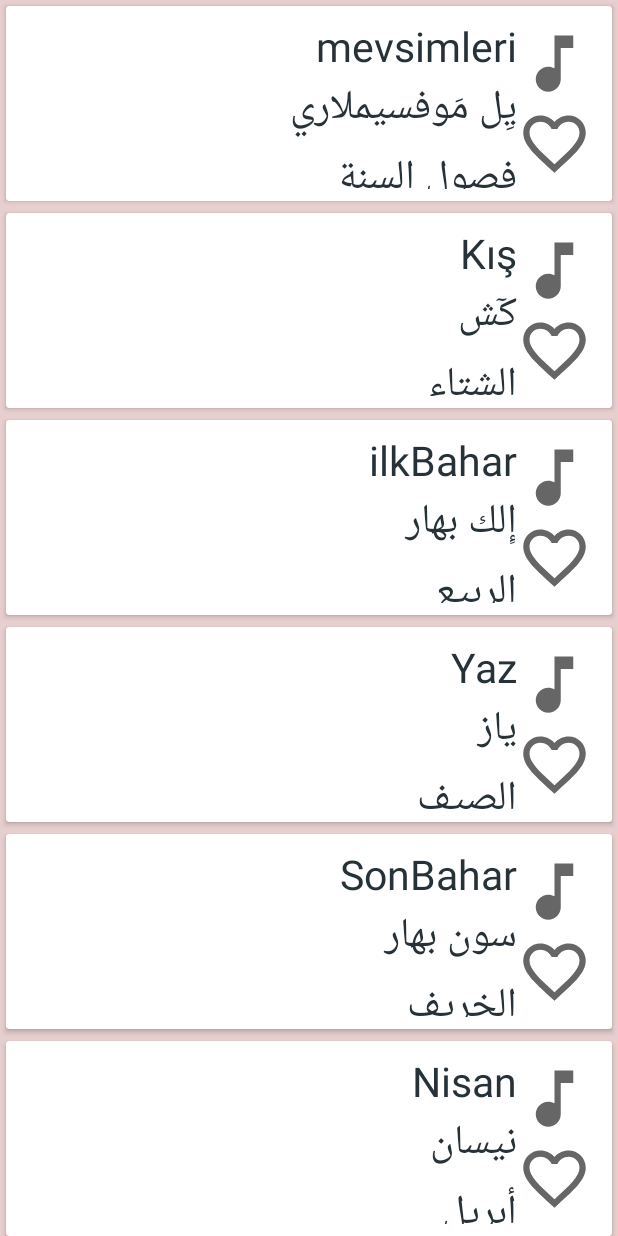
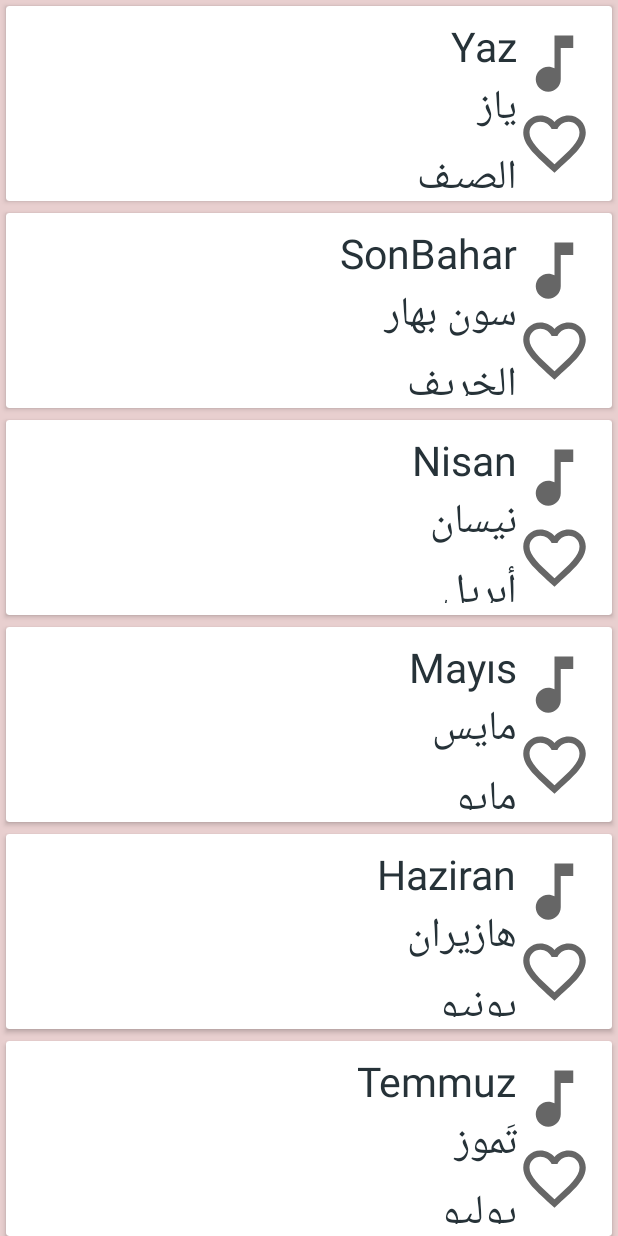
Before and after one commit to dhari98/grid-and-search-and-favo, an Android app: the MainActivity4 screen opened directly, with no data from a screen before it, after a tap on "imageViweSound", on a phone screen of 412 x 824 dp. Run offline under Robolectric (Android 15) with nearby library versions, the phone set to English and light mode, and no system bars; our stand-ins replace Room's generated code.

Commit message:
Final Commit

```diff
--- a/app/src/main/java/com/example/mybestapp/Adapter4.kt
+++ b/app/src/main/java/com/example/mybestapp/Adapter4.kt
@@ -11,6 +11,8 @@ import androidx.recyclerview.widget.RecyclerView
 import kotlinx.android.synthetic.main.example_item4.view.*
 
 class ExampleAdapter4(private val exampleList3: ArrayList<Example4>): RecyclerView.Adapter<ExampleAdapter4.ExampleViewHolder> () {
+
+
 
     override fun onCreateViewHolder(parent: ViewGroup, viewType: Int): ExampleViewHolder {
 
@@ -30,12 +32,35 @@ class ExampleAdapter4(private val exampleList3: ArrayList<Example4>): RecyclerVi
         holder.textView2.text = currentItemExample3.text2
         holder.textView3.text = currentItemExample3.text3
 
-        holder.my_data3 = currentItemExample3
+        holder.my_data4 = currentItemExample3
+
+
+
+
+
+
+        holder.imageView2.setOnClickListener {
+
+
+            val dataBaseDao = FavoriteDatabase.getInstance(holder.itemView.context)?.favoriteDao()
+            val item = dataBaseDao?.getItem(exampleList3[position].id)
+            if (item == null) {
+                dataBaseDao?.addData(exampleList3[position].copy(isFavorite = true))
+                holder.imageView2.setImageResource(R.drawable.like)
+            } else {
+                dataBaseDao.delete(item.copy(isFavorite = !item.isFavorite))
+                holder.imageView2.setImageResource(R.drawable.unlike)
+            }
+
+
+
+        }
+
     }
 
     override fun getItemCount() = exampleList3.size
 
-    class ExampleViewHolder(itemView3: View, var my_data3: Example4? = null) :
+    class ExampleViewHolder(itemView3: View, var my_data4: Example4? = null) :
         RecyclerView.ViewHolder(itemView3) {
         //  val imageView1: ImageView = itemView.imageViewWorld
 
@@ -51,44 +76,45 @@ class ExampleAdapter4(private val exampleList3: ArrayList<Example4>): RecyclerVi
         val imageView3: ImageView = itemView.imageViewSound
         init {
             imageView3.setOnClickListener {
-                if (position == 0) {
+
+
+
+                //            if (position == 9) {
+                //                    val mediaPlayer: MediaPlayer? = MediaPlayer.create(it.context, R.raw.abdwap)
+                //                    mediaPlayer?.start()
+                //                }
+
+
+
+
+
+
+                if (my_data4?.id == 3) {
+                    val mediaPlayer: MediaPlayer? = MediaPlayer.create(it.context, R.raw.sokak)
+                    mediaPlayer?.start()
+                }
+                if (my_data4?.id == 4) {
+                    val mediaPlayer: MediaPlayer? = MediaPlayer.create(it.context, R.raw.sehir)
+                    mediaPlayer?.start()
+                }
+                if (my_data4?.id == 5) {
+                    val mediaPlayer: MediaPlayer? = MediaPlayer.create(it.context, R.raw.okul)
+                    mediaPlayer?.start()
+                }
+                if (my_data4?.id == 6) {
                     val mediaPlayer: MediaPlayer? = MediaPlayer.create(it.context, R.raw.abdwap)
                     mediaPlayer?.start()
                 }
-                if (position == 1) {
-                    val mediaPlayer: MediaPlayer? = MediaPlayer.create(it.context, R.raw.abdwap)
+                if (my_data4?.id == 7) {
+                    val mediaPlayer: MediaPlayer? = MediaPlayer.create(it.context, R.raw.turuncu)
                     mediaPlayer?.start()
                 }
-                if (position == 2) {
-                    val mediaPlayer: MediaPlayer? = MediaPlayer.create(it.context, R.raw.abdwap)
+                if (my_data4?.id ==8) {
+                    val mediaPlayer: MediaPlayer? = MediaPlayer.create(it.context, R.raw.sehir)
                     mediaPlayer?.start()
                 }
-                if (position == 3) {
-                    val mediaPlayer: MediaPlayer? = MediaPlayer.create(it.context, R.raw.abdwap)
-                    mediaPlayer?.start()
-                }
-                if (position == 4) {
-                    val mediaPlayer: MediaPlayer? = MediaPlayer.create(it.context, R.raw.abdwap)
-                    mediaPlayer?.start()
-                }
-                if (position == 5) {
-                    val mediaPlayer: MediaPlayer? = MediaPlayer.create(it.context, R.raw.abdwap)
-                    mediaPlayer?.start()
-                }
-                if (position == 6) {
-                    val mediaPlayer: MediaPlayer? = MediaPlayer.create(it.context, R.raw.abdwap)
-                    mediaPlayer?.start()
-                }
-                if (position == 7) {
-                    val mediaPlayer: MediaPlayer? = MediaPlayer.create(it.context, R.raw.abdwap)
-                    mediaPlayer?.start()
-                }
-                if (position == 8) {
-                    val mediaPlayer: MediaPlayer? = MediaPlayer.create(it.context, R.raw.abdwap)
-                    mediaPlayer?.start()
-                }
-                if (position == 9) {
-                    val mediaPlayer: MediaPlayer? = MediaPlayer.create(it.context, R.raw.abdwap)
+                if (my_data4?.id == 9) {
+                    val mediaPlayer: MediaPlayer? = MediaPlayer.create(it.context, R.raw.okul)
                     mediaPlayer?.start()
                 }
 
--- a/app/src/main/java/com/example/mybestapp/Example4.kt
+++ b/app/src/main/java/com/example/mybestapp/Example4.kt
@@ -24,7 +24,7 @@ data class Example4(
     @PrimaryKey
     val id: Int = -1,
 
-    @ColumnInfo val isFavorite: Boolean = true
+    @ColumnInfo val isFavorite: Boolean = false
 
 // @ColumnInfo val isFavorite: Boolean = false
 )
--- a/app/src/main/java/com/example/mybestapp/FavoActivity.kt
+++ b/app/src/main/java/com/example/mybestapp/FavoActivity.kt
@@ -14,7 +14,7 @@ class FavoActivity : AppCompatActivity() {
         val favDao = FavoriteDatabase.getInstance(this)?.favoriteDao()
         val fav = favDao?.getAllFavorites() ?: listOf()
         val rv = findViewById<RecyclerView>(R.id.rec)
-        rv.setHasFixedSize(true)
+        rv.setHasFixedSize(false)
         rv.layoutManager = LinearLayoutManager(this)
         val adapter = FavoriteAdapter(fav)
         rv.adapter = adapter
--- a/app/src/main/java/com/example/mybestapp/FavoriteDao.kt
+++ b/app/src/main/java/com/example/mybestapp/FavoriteDao.kt
@@ -6,6 +6,7 @@ import androidx.room.Delete
 import androidx.room.Insert
 import androidx.room.OnConflictStrategy.REPLACE
 import androidx.room.Query
+
 
 @Dao
 interface FavoriteDao {
@@ -21,11 +22,6 @@ interface FavoriteDao {
     @Query("SELECT * FROM Example4 WHERE id = :id")
     fun getItem(id: Int): Example4?
 
-/*
-    @Query("SELECT * FROM Example4 WHERE id = :id")
-    fun raw(id: Int): MediaPlayer?
-
- */
 
 
     @Delete
--- a/app/src/main/java/com/example/mybestapp/MainActivity4.kt
+++ b/app/src/main/java/com/example/mybestapp/MainActivity4.kt
@@ -1,11 +1,14 @@
 package com.example.mybestapp
 
+import android.content.Intent
 import android.os.Bundle
+import android.widget.Button
 import androidx.appcompat.app.AppCompatActivity
 import androidx.recyclerview.widget.LinearLayoutManager
 import kotlinx.android.synthetic.main.activity_main4.*
 
 class MainActivity4 : AppCompatActivity() {
+    private var imageViewLike: Button? =  null
 
 
     override fun onCreate(savedInstanceState: Bundle?) {
@@ -18,20 +21,23 @@ class MainActivity4 : AppCompatActivity() {
 
         val users4 = ArrayList<Example4> ()
 
-        users4.add(Example4(R.drawable.unlike,R.drawable.music,"       mevsimleri","يِل مَوفسيملاري       ","فصول السنة         "))
-        users4.add(Example4(R.drawable.unlike,R.drawable.music,"                Kış","كٓش                ","الشتاء               "))
-        users4.add(Example4(R.drawable.unlike,R.drawable.music,"             ilkBahar","إِلك بهار             ","الربيع              "))
-        users4.add(Example4(R.drawable.unlike,R.drawable.music,"                Yaz","ياز                 ","الصيف              "))
-        users4.add(Example4(R.drawable.unlike,R.drawable.music,"          SonBahar","سون بهار           ","الخريف             "))
+        /*
+        users4.add(Example4(R.drawable.unlike,R.drawable.music,"       mevsimleri","يِل مَوفسيملاري       ","فصول السنة         ",0))
+        users4.add(Example4(R.drawable.unlike,R.drawable.music,"                Kış","كٓش                ","الشتاء               ",1))
+        users4.add(Example4(R.drawable.unlike,R.drawable.music,"             ilkBahar","إِلك بهار             ","الربيع              ",2))
+
+         */
+        users4.add(Example4(R.drawable.unlike,R.drawable.music,"                Yaz","ياز                 ","الصيف              ",3))
+        users4.add(Example4(R.drawable.unlike,R.drawable.music,"          SonBahar","سون بهار           ","الخريف             ",4))
 
 
-        users4.add(Example4(R.drawable.unlike,R.drawable.music,"             Nisan","نيسان              ","أبريل              "))
-        users4.add(Example4(R.drawable.unlike,R.drawable.music,"             Mayıs","مايس              ","مايو               "))
-        users4.add(Example4(R.drawable.unlike,R.drawable.music,"           Haziran","هازيران            ","يونيو             "))
-        users4.add(Example4(R.drawable.unlike,R.drawable.music,"           Temmuz","تَموز               ","يوليو              "))
-        users4.add(Example4(R.drawable.unlike,R.drawable.music,"           Ağustos","ٱوستس            ","أغسطس            "))
-        users4.add(Example4(R.drawable.unlike,R.drawable.music,"             Eylül","أيلول             ","سبتمبر           "))
-        users4.add(Example4(R.drawable.unlike,R.drawable.music,"              Ekim","أكيم               ","أكتوبر             "))
+        users4.add(Example4(R.drawable.unlike,R.drawable.music,"             Nisan","نيسان              ","أبريل              ",5))
+        users4.add(Example4(R.drawable.unlike,R.drawable.music,"             Mayıs","مايس              ","مايو               ",6))
+        users4.add(Example4(R.drawable.unlike,R.drawable.music,"           Haziran","هازيران            ","يونيو             ",7))
+        users4.add(Example4(R.drawable.unlike,R.drawable.music,"           Temmuz","تَموز               ","يوليو              ",8))
+        users4.add(Example4(R.drawable.unlike,R.drawable.music,"           Ağustos","ٱوستس            ","أغسطس            ",9))
+        users4.add(Example4(R.drawable.unlike,R.drawable.music,"             Eylül","أيلول             ","سبتمبر           ",10))
+        users4.add(Example4(R.drawable.unlike,R.drawable.music,"              Ekim","أكيم               ","أكتوبر             ",11))
 
 
 
@@ -40,5 +46,18 @@ class MainActivity4 : AppCompatActivity() {
 
         val adapter4= ExampleAdapter4 (users4)
         recyclerView4.adapter= adapter4
+
+        //  imageViewLike = findViewById<View>(R.id.imageViewLike) as Button
+        imageViewLike?.setOnClickListener {
+            startActivity(
+                Intent(
+                    this@MainActivity4,
+                    FavoActivity::class.java
+                )
+            )
+
+
+
+        }
     }
 }
--- a/app/src/main/res/layout/example_item4.xml
+++ b/app/src/main/res/layout/example_item4.xml
@@ -38,8 +38,6 @@
             app:srcCompat="@drawable/unlike"
             tools:ignore="ImageContrastCheck" />
 
-
-
         <TextView
             android:id="@+id/textViewWorld3"
             android:layout_width="wrap_content"
```
Also changed, not shown: app/src/main/java/com/example/mybestapp/Adapter1.kt (+38 -9 lines), app/src/main/java/com/example/mybestapp/FavoriteAdapter.kt (+62 -7 lines), app/src/main/java/com/example/mybestapp/MainActivity3.kt (+15 -4 lines), 6 other files.
